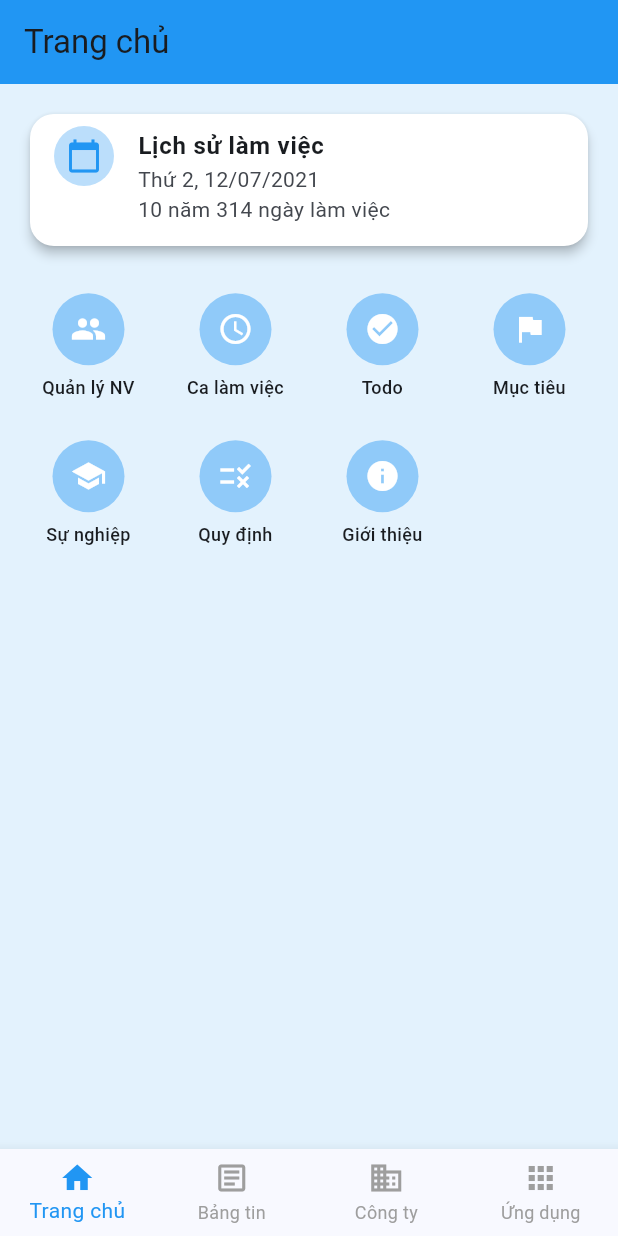
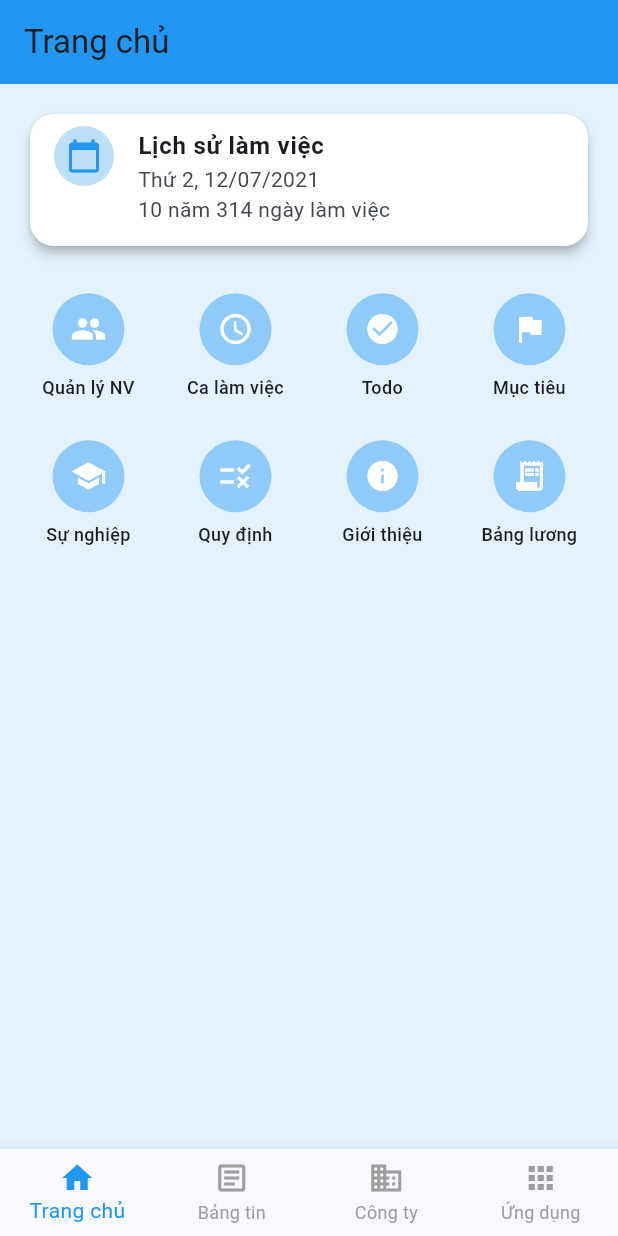
Before and after one commit to binhcuong1/attendance-app, a Flutter app: the HomePage screen opened directly with empty values, on a phone screen of 412 x 824 dp. Run offline on Flutter 3.47's test engine with Material 3 defaults, Android fonts, the phone set to English and light mode, and no system bars; our stand-ins replace flutter_dotenv, table_calendar.

Commit message:
Fix lỗi của Hải

```diff
--- a/lib/data/services/dropdown_service.dart
+++ b/lib/data/services/dropdown_service.dart
@@ -4,7 +4,7 @@ import '../../core/api/api_client.dart';
 class DropdownService {
   // 🔹 Lấy danh sách chức vụ
   static Future<List<Map<String, dynamic>>> getChucVu() async {
-    final res = await ApiClient.get("chucvu");
+    final res = await ApiClient().get("chucvu");
     print("📥 [ChucVu] Raw response: ${res.body}");
 
     if (res.statusCode == 200) {
@@ -30,7 +30,7 @@ class DropdownService {
 
   // 🔹 Lấy danh sách phòng ban
   static Future<List<Map<String, dynamic>>> getPhongBan() async {
-    final res = await ApiClient.get("phongban");
+    final res = await ApiClient().get("phongban");
     print("📥 [PhongBan] Raw response: ${res.body}");
 
     if (res.statusCode == 200) {
--- a/lib/features/home/home_page.dart
+++ b/lib/features/home/home_page.dart
@@ -3,6 +3,7 @@ import 'package:attendance_app/data/models/user_model.dart';
 import 'package:attendance_app/features/nhanvien/nhanvien_page.dart';
 import 'package:attendance_app/features/ca/ca_page.dart';
 import 'package:attendance_app/screens/employee_management_page.dart';
+import 'package:attendance_app/features/payroll/payroll_summary_page.dart';
 
 class HomePage extends StatefulWidget {
   final UserModel user;
@@ -121,8 +122,7 @@ class _HomePageState extends State<HomePage> {
               _FeatureIcon(
                 Icons.people,
                 'Quản lý NV',
-                onTap:
-                    () => Navigator.push(
+                onTap: () => Navigator.push(
                   context,
                   MaterialPageRoute(
                     builder: (_) => const EmployeeManagementPage(),
@@ -132,8 +132,7 @@ class _HomePageState extends State<HomePage> {
               _FeatureIcon(
                 Icons.access_time,
                 'Ca làm việc',
-                onTap:
-                    () => Navigator.push(
+                onTap: () => Navigator.push(
                   context,
                   MaterialPageRoute(builder: (_) => const CaPage()),
                 ),
@@ -144,6 +143,14 @@ class _HomePageState extends State<HomePage> {
               const _FeatureIcon(Icons.school, 'Sự nghiệp'),
               const _FeatureIcon(Icons.rule, 'Quy định'),
               const _FeatureIcon(Icons.info, 'Giới thiệu'),
+              _FeatureIcon(
+                Icons.receipt_long,
+                'Bảng lương',
+                onTap: () => Navigator.push(
+                  context,
+                  MaterialPageRoute(builder: (_) => const PayrollSummaryPage()),
+                ),
+              ),
             ],
           ),
         ],
```
Also changed, not shown: pubspec.lock. Lines whose indentation alone changed are shown as unchanged.
